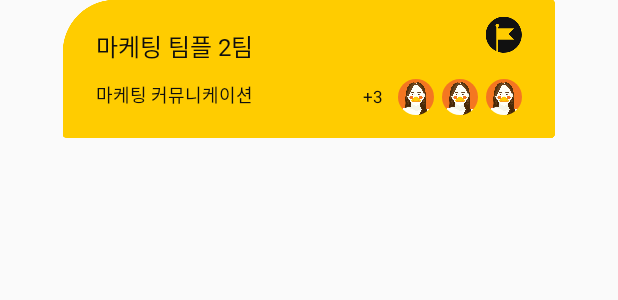
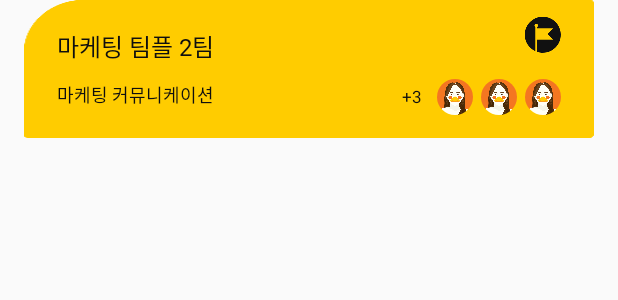
Before and after one commit to YAPP13th-DOTO/DITO_Android, an Android app: the layout item_recyclerview_roomlist.xml on its own in the app's theme, with its tools: preview values and no code run, on a phone screen of 412 x 824 dp. Shown: the top 300 px of the screen. Run offline under Robolectric (Android 15) with nearby library versions, the phone set to English and light mode, and no system bars; Roboto replaces fonts that are not available here.

Commit message:
방 리스트 아이템 , 과제리스트 아이템 클릭 ripple effect 추가

```diff
--- a/YappProject/app/src/main/res/layout/item_recyclerview_roomlist.xml
+++ b/YappProject/app/src/main/res/layout/item_recyclerview_roomlist.xml
@@ -3,13 +3,16 @@
     xmlns:app="http://schemas.android.com/apk/res-auto"
     xmlns:tools="http://schemas.android.com/tools"
     android:layout_width="match_parent"
-    android:layout_height="wrap_content">
+    android:layout_height="wrap_content"
+    android:paddingRight="16dp"
+    android:paddingLeft="16dp">
     <RelativeLayout
         xmlns:app="http://schemas.android.com/apk/res-auto"
         android:id="@+id/room_layout"
         xmlns:tools="http://schemas.android.com/tools"
-        android:layout_width="328dp"
+        android:layout_width="match_parent"
         android:layout_height="92dp"
+        android:foreground="?android:attr/selectableItemBackgroundBorderless"
         android:layout_centerHorizontal="true"
         android:background="@drawable/box_list"
         android:layout_marginBottom="12dp">
--- a/YappProject/app/src/main/res/layout/item_recyclerview_task.xml
+++ b/YappProject/app/src/main/res/layout/item_recyclerview_task.xml
@@ -8,9 +8,11 @@
     android:layout_marginBottom="5dp"
     android:orientation="vertical">
     <RelativeLayout
+        android:id="@+id/taskItem_layout"
         xmlns:android="http://schemas.android.com/apk/res/android"
         android:layout_width="match_parent"
-        android:layout_height="79dp">
+        android:layout_height="79dp"
+        android:foreground="?android:attr/selectableItemBackgroundBorderless">
         <TextView
             android:id="@+id/subjectName_tv"
             android:layout_width="wrap_content"
```
Also changed, not shown: YappProject/app/src/main/java/com/example/kiyon/yappproject/adapter/TaskListRVAdapter.java (+16 -4 lines).
